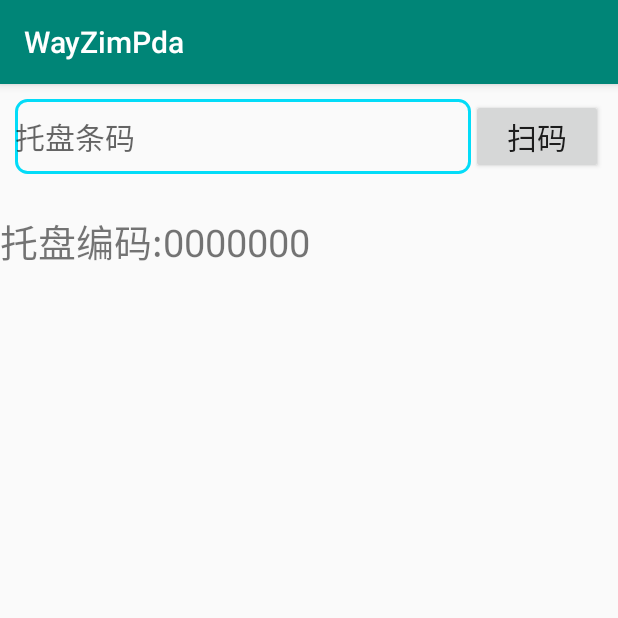
After one commit to chuge9527/BrandPDAapp, an Android app: the Outstore1Activity screen opened directly, with no data from a screen before it, on a phone screen of 412 x 824 dp, the top half of it. The commit adds this screen. Run offline under Robolectric (Android 15) with nearby library versions, the phone set to English and light mode, and no system bars.

Commit message:
copy pdapro

```diff
--- a/app/build.gradle
+++ b/app/build.gradle
@@ -23,6 +23,7 @@ dependencies {
     implementation fileTree(dir: 'libs', include: ['*.jar'])
     implementation 'androidx.appcompat:appcompat:1.1.0'
     implementation 'androidx.constraintlayout:constraintlayout:1.1.3'
+    implementation 'androidx.legacy:legacy-support-v4:1.0.0'
     testImplementation 'junit:junit:4.12'
     androidTestImplementation 'androidx.test.ext:junit:1.1.1'
     androidTestImplementation 'androidx.test.espresso:espresso-core:3.2.0'
--- a/app/src/main/AndroidManifest.xml
+++ b/app/src/main/AndroidManifest.xml
@@ -9,7 +9,8 @@
         android:roundIcon="@mipmap/ic_launcher_round"
         android:supportsRtl="true"
         android:theme="@style/AppTheme">
-        <activity android:name=".Instore1Activity"></activity>
+        <activity android:name=".Outstore1Activity"></activity>
+        <activity android:name=".Instore1Activity" />
         <activity android:name=".MainActivity" />
         <activity android:name=".LoginActivity">
             <intent-filter>
--- /dev/null
+++ b/app/src/main/java/com/wayzim/wayzimpda/Detail1Fragment.java
@@ -0,0 +1,29 @@
+package com.wayzim.wayzimpda;
+
+import android.os.Bundle;
+import android.view.LayoutInflater;
+import android.view.View;
+import android.view.ViewGroup;
+import android.widget.TextView;
+
+import androidx.annotation.NonNull;
+import androidx.annotation.Nullable;
+import androidx.fragment.app.Fragment;
+
+import java.util.zip.Inflater;
+
+public class Detail1Fragment extends Fragment {
+    private TextView  mtext;
+    @Nullable
+    @Override
+    public View onCreateView(@NonNull LayoutInflater inflater, @Nullable ViewGroup container, @Nullable Bundle savedInstanceState) {
+       View view = inflater.inflate(R.layout.fragment_detail1,container,false);
+        return view;
+    }
+
+    @Override
+    public void onViewCreated(@NonNull View view, @Nullable Bundle savedInstanceState) {
+        super.onViewCreated(view, savedInstanceState);
+        mtext =(TextView) view.findViewById(R.id.text1);
+    }
+}
--- a/app/src/main/java/com/wayzim/wayzimpda/LoginActivity.java
+++ b/app/src/main/java/com/wayzim/wayzimpda/LoginActivity.java
@@ -24,7 +24,7 @@ public class LoginActivity extends AppCompatActivity {
                 //登录成功
                 //  Intent intent = new Intent(LoginActivity.this,Http2Activity.class);
                 //   Intent intent = new Intent(LoginActivity.this,Instore1Activity.class);
-                Intent intent = new Intent(LoginActivity.this,Instore1Activity.class);
+                Intent intent = new Intent(LoginActivity.this,Outstore1Activity.class);
                 startActivity(intent);
             }
         });
--- /dev/null
+++ b/app/src/main/java/com/wayzim/wayzimpda/Outstore1Activity.java
@@ -0,0 +1,19 @@
+package com.wayzim.wayzimpda;
+
+import androidx.appcompat.app.AppCompatActivity;
+import androidx.fragment.app.FragmentTransaction;
+
+import android.os.Bundle;
+
+public class Outstore1Activity extends AppCompatActivity {
+     private Detail1Fragment detailfm;
+    @Override
+    protected void onCreate(Bundle savedInstanceState) {
+        super.onCreate(savedInstanceState);
+        setContentView(R.layout.activity_outstore1);
+
+
+
+
+    }
+}
--- /dev/null
+++ b/app/src/main/res/layout/activity_outstore1.xml
@@ -0,0 +1,43 @@
+<?xml version="1.0" encoding="utf-8"?>
+<LinearLayout xmlns:android="http://schemas.android.com/apk/res/android"
+    xmlns:app="http://schemas.android.com/apk/res-auto"
+    xmlns:tools="http://schemas.android.com/tools"
+    android:layout_width="match_parent"
+    android:layout_height="match_parent"
+    android:orientation="vertical"
+    tools:context=".Outstore1Activity">
+    <RelativeLayout
+        android:layout_width="match_parent"
+        android:layout_height="50dp"
+        android:layout_marginLeft="10dp"
+        android:layout_marginRight="10dp"
+        android:layout_marginTop="10dp"
+        android:layout_marginBottom="25dp"
+        >
+
+        <Button
+            android:id="@+id/btn_search"
+            android:layout_width="wrap_content"
+            android:layout_height="wrap_content"
+            android:layout_alignParentRight="true"
+            android:text="扫码"
+            android:textSize="20sp"
+            />
+        <EditText
+            android:id="@+id/mCode"
+            android:layout_width="match_parent"
+            android:layout_height="match_parent"
+            android:layout_toLeftOf="@id/btn_search"
+            android:hint="托盘条码"
+            android:inputType="number"
+            android:textSize="20sp"
+            android:background="@drawable/loginedit_bg"/>
+    </RelativeLayout>
+    <fragment
+        android:layout_width="match_parent"
+        android:layout_height="wrap_content"
+        android:name="com.wayzim.wayzimpda.Detail1Fragment"
+        android:id="@+id/fg1"/>
+
+
+</LinearLayout>
--- /dev/null
+++ b/app/src/main/res/layout/fragment_detail1.xml
@@ -0,0 +1,22 @@
+<?xml version="1.0" encoding="utf-8"?>
+<LinearLayout xmlns:android="http://schemas.android.com/apk/res/android"
+    android:orientation="vertical" android:layout_width="match_parent"
+    android:layout_height="match_parent">
+    <LinearLayout
+        android:layout_width="match_parent"
+        android:layout_height="wrap_content"
+        android:orientation="horizontal">
+    <TextView
+        android:layout_width="wrap_content"
+        android:layout_height="wrap_content"
+        android:text="托盘编码:"
+        android:textSize="25sp"/>
+    <TextView
+        android:layout_width="wrap_content"
+        android:layout_height="wrap_content"
+        android:text="0000000"
+        android:textSize="25sp"
+        android:id="@+id/text1"/>
+      </LinearLayout>
+
+</LinearLayout>
--- a/app/src/main/res/values/strings.xml
+++ b/app/src/main/res/values/strings.xml
@@ -1,3 +1,6 @@
 <resources>
     <string name="app_name">WayZimPda</string>
+
+    <!-- TODO: Remove or change this placeholder text -->
+    <string name="hello_blank_fragment">Hello blank fragment</string>
 </resources>
```
